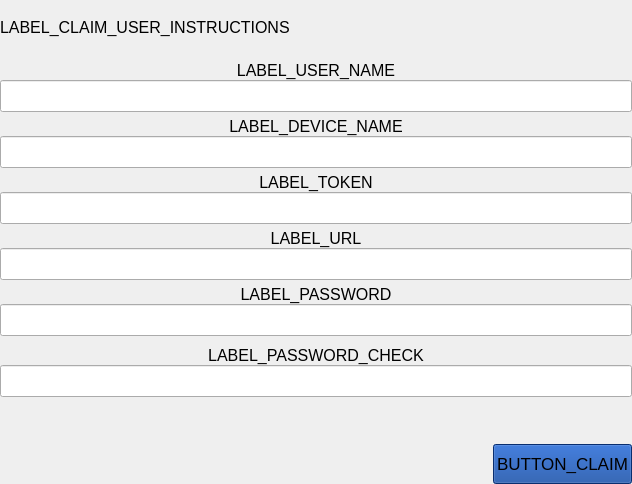
Scille/parsec-cloud, file parsec/core/gui/forms/claim_user_widget.ui: the form before one commit.
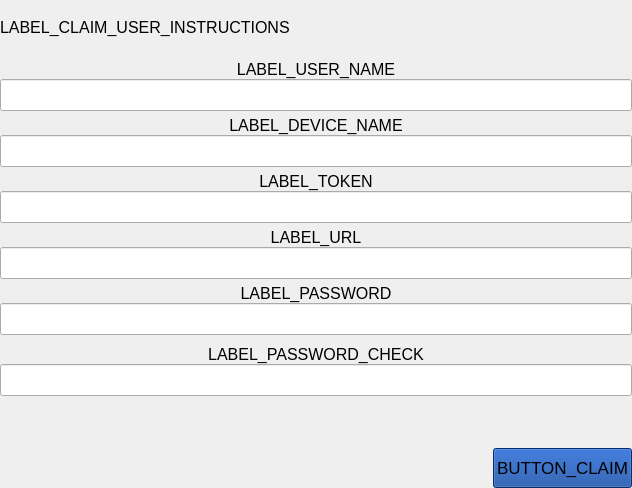
The form after the commit. Custom widgets are drawn as their Qt base class.

Patch:
```diff
--- a/parsec/core/gui/forms/claim_user_widget.ui
+++ b/parsec/core/gui/forms/claim_user_widget.ui
@@ -7,7 +7,7 @@
     <x>0</x>
     <y>0</y>
     <width>632</width>
-    <height>484</height>
+    <height>488</height>
    </rect>
   </property>
   <property name="sizePolicy">
@@ -436,6 +436,12 @@
            <property name="spacing">
             <number>10</number>
            </property>
+           <property name="topMargin">
+            <number>5</number>
+           </property>
+           <property name="bottomMargin">
+            <number>0</number>
+           </property>
            <item>
             <spacer name="horizontalSpacer">
              <property name="orientation">
```
